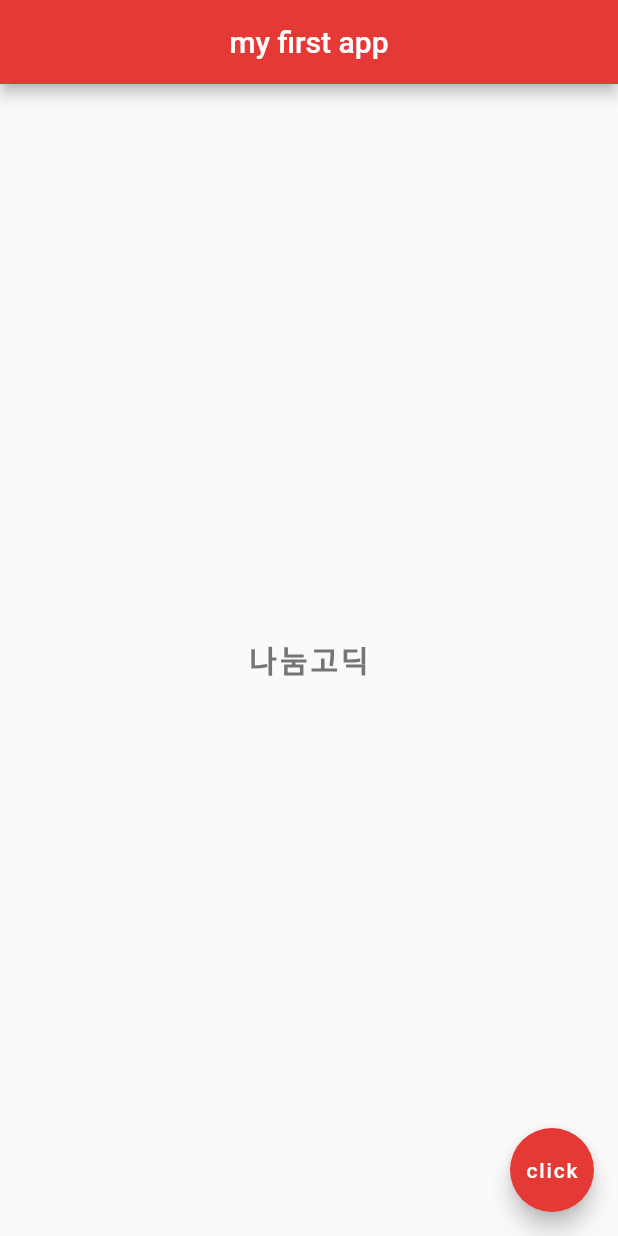
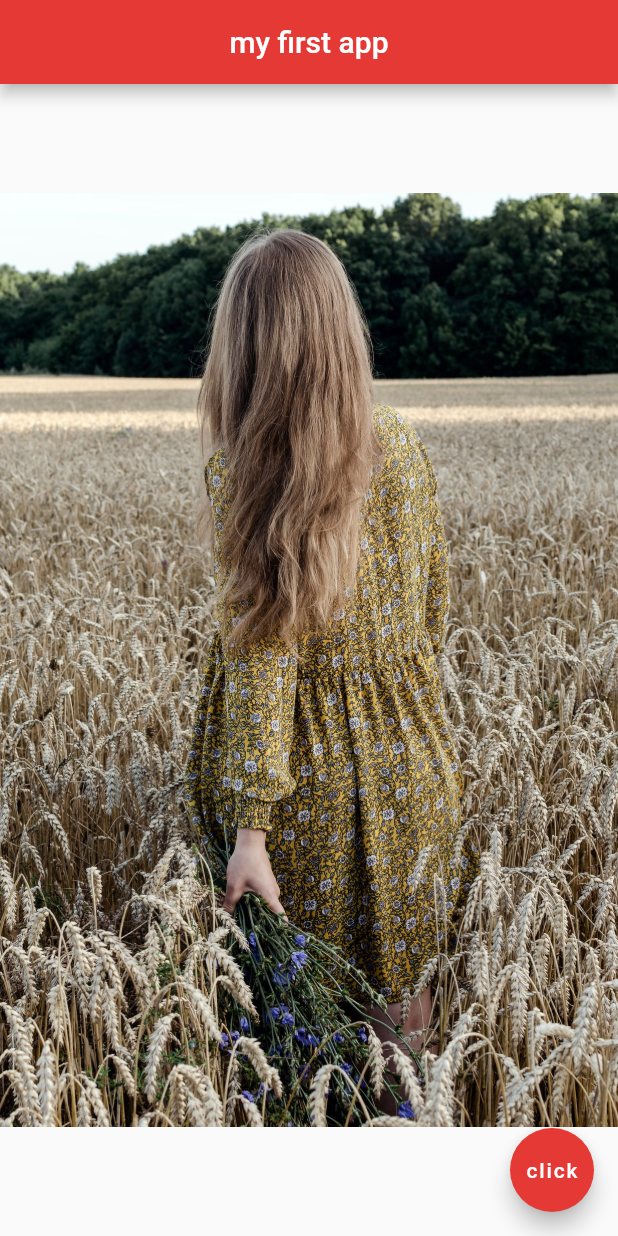
Before and after one commit to DylanMsK/Flutter-Tutorial, a Flutter app: the screen it shows after launch, on a phone screen of 412 x 824 dp. Run offline on Flutter 3.47's test engine with Material 2 defaults, Android fonts, the phone set to English and light mode, and no system bars; Roboto replaces fonts that are missing (NanumGothic).

Commit message:
practice Image Widget

```diff
--- a/lib/main.dart
+++ b/lib/main.dart
@@ -13,18 +13,7 @@ class Home extends StatelessWidget {
         centerTitle: true,
         backgroundColor: Colors.red[600],
       ),
-      body: Center(
-        child: Text(
-          "나눔고딕",
-          style: TextStyle(
-            fontSize: 20,
-            fontWeight: FontWeight.bold,
-            letterSpacing: 2.0,
-            color: Colors.grey[600],
-            fontFamily: "NanumGothic",
-          ),
-        ),
-      ),
+      body: Center(child: Image.asset("assets/image3.jpeg")),
       floatingActionButton: FloatingActionButton(
         onPressed: () {},
         child: Text("click"),
```
Also changed, not shown: pubspec.yaml (+4 -3 lines), assets/image1.jpeg (added), assets/image2.jpeg (added), assets/image3.jpeg (added).
